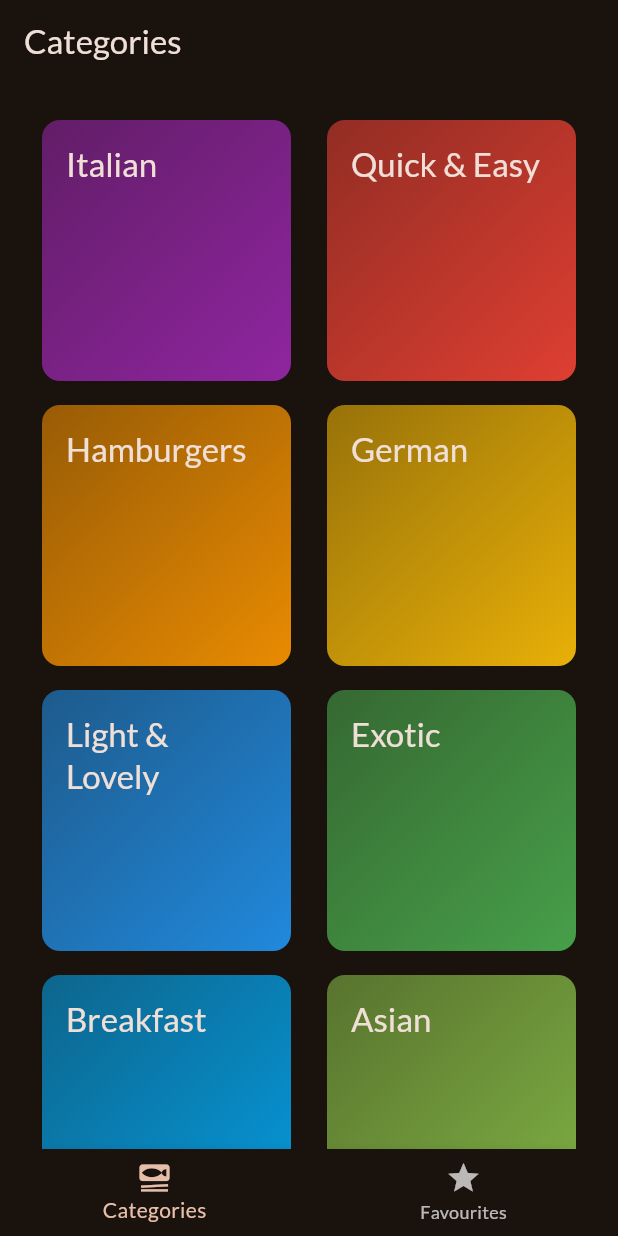
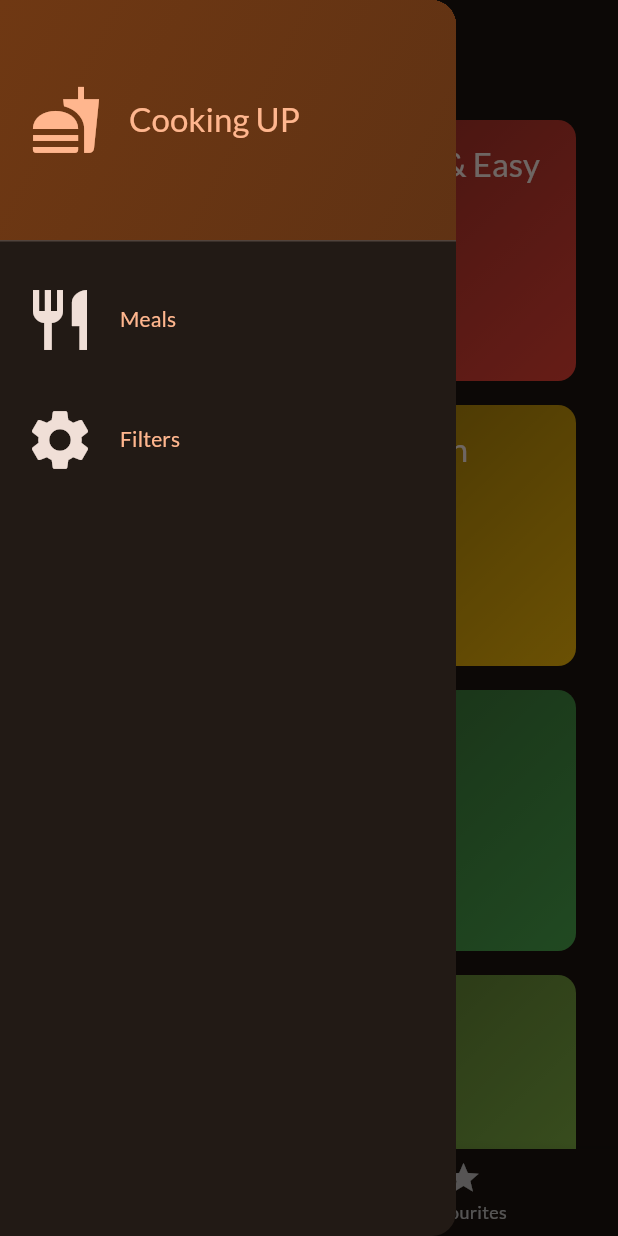
Before and after one commit to rajputsajal0206/food_cuisine_app, a Flutter app: the screen it shows after launch, with the side drawer open (before the commit the screen has no drawer), on a phone screen of 412 x 824 dp. Run offline on Flutter 3.47's test engine with Material 3 defaults, Android fonts, the phone set to English and light mode, and no system bars; our stand-ins replace google_fonts, transparent_image.

Commit message:
Drawer Is added with options

```diff
--- a/lib/main.dart
+++ b/lib/main.dart
@@ -1,5 +1,4 @@
 import 'package:flutter/material.dart';
-import 'package:food_cuisine_app/ui/categories.dart';
 import 'package:food_cuisine_app/ui/nav_screen.dart';
 import 'package:google_fonts/google_fonts.dart';
 
--- a/lib/ui/nav_screen.dart
+++ b/lib/ui/nav_screen.dart
@@ -1,6 +1,7 @@
 import 'package:flutter/material.dart';
 import 'package:food_cuisine_app/models/meals.dart';
 import 'package:food_cuisine_app/ui/categories.dart';
+import 'package:food_cuisine_app/widgets/filters_drawer.dart';
 import 'meals_screen.dart';
 
 class NavBarScreen extends StatefulWidget {
@@ -33,6 +34,13 @@ class _NavBarScreenState extends State<NavBarScreen> {
     });
   }
 
+  void _drawerOptionSelect(String drawerOption) {
+    if (drawerOption == 'filters') {
+    } else if (drawerOption == 'meals') {
+      Navigator.of(context).pop();
+    }
+  }
+
   @override
   Widget build(BuildContext context) {
     String appBarTitle = 'Categories';
@@ -55,6 +63,9 @@ class _NavBarScreenState extends State<NavBarScreen> {
         ),
       ),
       body: activeWidget,
+      drawer: FiltersDrawer(
+        onDrawerOtionTap: _drawerOptionSelect,
+      ),
       bottomNavigationBar: BottomNavigationBar(
           currentIndex: currentTab,
           onTap: (index) {
--- a/lib/utility/utility_constants.dart
+++ b/lib/utility/utility_constants.dart
@@ -1 +1,2 @@
-const String kCategoriesTitle = 'Pick Your Category';
+const String kMeal = 'meals';
+const String kFilters = 'filters';
--- /dev/null
+++ b/lib/widgets/filters_drawer.dart
@@ -0,0 +1,92 @@
+import 'package:flutter/material.dart';
+
+class FiltersDrawer extends StatelessWidget {
+  const FiltersDrawer({
+    super.key,
+    required this.onDrawerOtionTap,
+  });
+
+  final void Function(String identifier) onDrawerOtionTap;
+
+  @override
+  Widget build(BuildContext context) {
+    final theme = Theme.of(context);
+    return Drawer(
+      child: Column(
+        children: [
+          DrawerHeader(
+            padding: const EdgeInsets.all(
+              20,
+            ),
+            decoration: BoxDecoration(
+              gradient: LinearGradient(
+                colors: [
+                  theme.colorScheme.primaryContainer,
+                  theme.colorScheme.primaryContainer.withOpacity(0.8),
+                ],
+                begin: Alignment.topLeft,
+                end: Alignment.bottomRight,
+              ),
+            ),
+            child: Row(
+              children: [
+                Icon(
+                  Icons.fastfood,
+                  size: 48,
+                  color: theme.colorScheme.primary,
+                ),
+                const SizedBox(
+                  width: 18,
+                ),
+                Text(
+                  'Cooking UP',
+                  style: theme.textTheme.titleLarge!.copyWith(
+                    color: theme.colorScheme.primary,
+                  ),
+                ),
+              ],
+            ),
+          ),
+          const SizedBox(
+            height: 16,
+          ),
+          ListTile(
+            onTap: () {
+              onDrawerOtionTap('meals');
+            },
+            leading: Icon(
+              Icons.restaurant,
+              size: 48,
+              color: theme.colorScheme.onSurface,
+            ),
+            title: Text(
+              'Meals',
+              style: theme.textTheme.titleSmall!.copyWith(
+                color: theme.colorScheme.primary,
+              ),
+            ),
+          ),
+          const SizedBox(
+            height: 24,
+          ),
+          ListTile(
+            onTap: () {
+              onDrawerOtionTap('filters');
+            },
+            leading: Icon(
+              Icons.settings,
+              size: 48,
+              color: theme.colorScheme.onSurface,
+            ),
+            title: Text(
+              'Filters',
+              style: theme.textTheme.titleSmall!.copyWith(
+                color: theme.colorScheme.primary,
+              ),
+            ),
+          ),
+        ],
+      ),
+    );
+  }
+}
```
